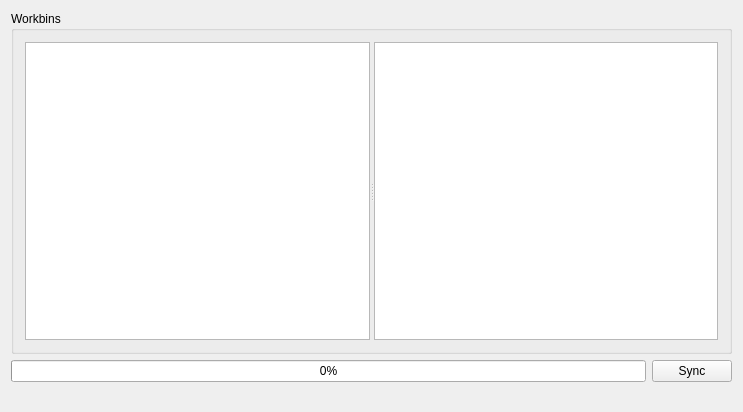
ashrayjain/IVLE-Drive, file mainwindow.ui: the form before one commit.
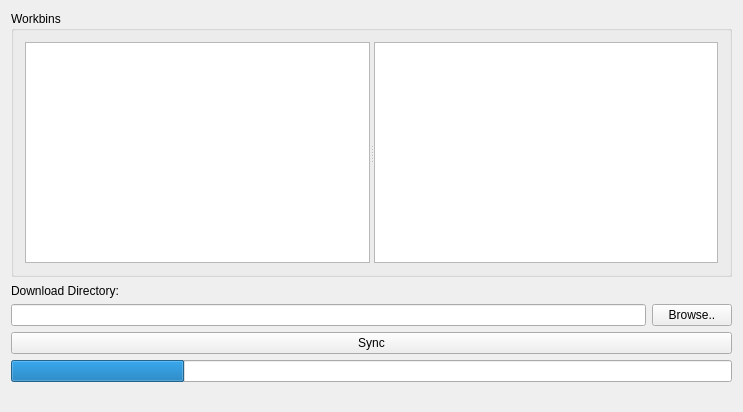
The form after the commit.

The edit to the form file:
```diff
--- a/mainwindow.ui
+++ b/mainwindow.ui
@@ -15,23 +15,6 @@
   </property>
   <widget class="QWidget" name="centralWidget">
    <layout class="QGridLayout" name="gridLayout">
-    <item row="1" column="0">
-     <widget class="QProgressBar" name="progressBar">
-      <property name="autoFillBackground">
-       <bool>false</bool>
-      </property>
-      <property name="value">
-       <number>0</number>
-      </property>
-     </widget>
-    </item>
-    <item row="1" column="1">
-     <widget class="QPushButton" name="syncButton">
-      <property name="text">
-       <string>Sync</string>
-      </property>
-     </widget>
-    </item>
     <item row="0" column="0" colspan="2">
      <widget class="QGroupBox" name="groupBox">
       <property name="title">
@@ -119,6 +102,50 @@
       </layout>
      </widget>
     </item>
+    <item row="1" column="0">
+     <widget class="QLabel" name="label">
+      <property name="maximumSize">
+       <size>
+        <width>16777215</width>
+        <height>15</height>
+       </size>
+      </property>
+      <property name="text">
+       <string>Download Directory:</string>
+      </property>
+     </widget>
+    </item>
+    <item row="2" column="1">
+     <widget class="QPushButton" name="browseButton">
+      <property name="text">
+       <string>Browse..</string>
+      </property>
+     </widget>
+    </item>
+    <item row="2" column="0">
+     <widget class="QLineEdit" name="currentDir">
+      <property name="readOnly">
+       <bool>true</bool>
+      </property>
+     </widget>
+    </item>
+    <item row="3" column="0" colspan="2">
+     <widget class="QPushButton" name="syncButton">
+      <property name="text">
+       <string>Sync</string>
+      </property>
+     </widget>
+    </item>
+    <item row="4" column="0" colspan="2">
+     <widget class="QProgressBar" name="progressBar">
+      <property name="value">
+       <number>24</number>
+      </property>
+      <property name="textVisible">
+       <bool>false</bool>
+      </property>
+     </widget>
+    </item>
    </layout>
    <zorder>syncButton</zorder>
    <zorder>progressBar</zorder>
```
Left out of the diff: 3 changed lines with no effect on the pictures.
